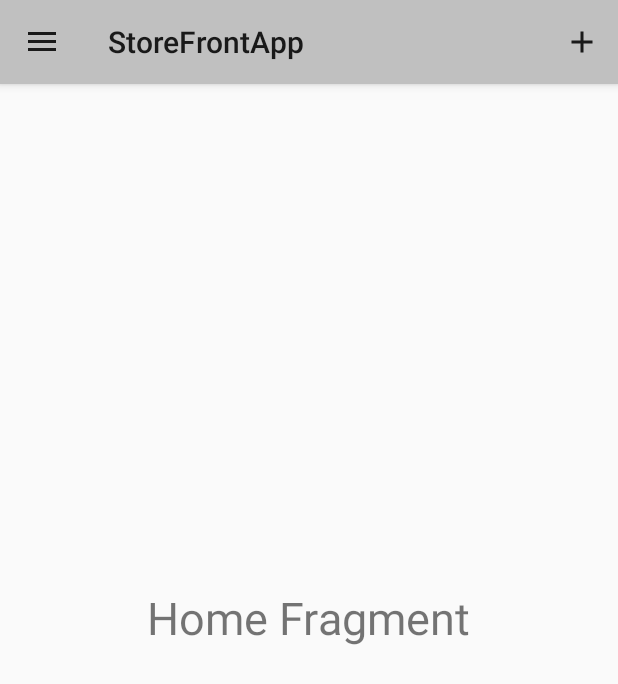
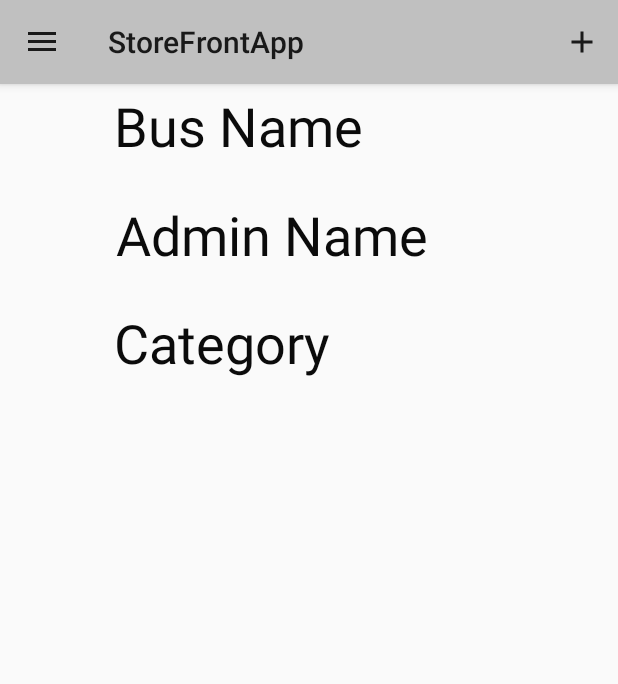
Before and after one commit to TeddyBonkerz/StoreFrontApp, an Android app: the home_fragment screen opened directly, with no data from a screen before it, on a phone screen of 412 x 824 dp. Shown: the top 684 px of the screen. Run offline under Robolectric (Android 15) with nearby library versions, the phone set to English and light mode, and no system bars; our stand-ins replace Firebase (no records; nobody signed in at launch, a user with empty details on screens opened directly).

Commit message:
added Firebase data to Home

```diff
--- a/app/src/main/java/com/example/storefrontapp/navdrawer/home_fragment.java
+++ b/app/src/main/java/com/example/storefrontapp/navdrawer/home_fragment.java
@@ -4,18 +4,74 @@ import android.os.Bundle;
 import android.view.LayoutInflater;
 import android.view.View;
 import android.view.ViewGroup;
+import android.widget.TextView;
 
 import androidx.annotation.NonNull;
 import androidx.annotation.Nullable;
 import androidx.fragment.app.Fragment;
 
 import com.example.storefrontapp.R;
+import com.google.firebase.auth.FirebaseAuth;
+import com.google.firebase.auth.FirebaseUser;
+import com.google.firebase.database.DataSnapshot;
+import com.google.firebase.database.DatabaseError;
+import com.google.firebase.database.DatabaseReference;
+import com.google.firebase.database.FirebaseDatabase;
+import com.google.firebase.database.Query;
+import com.google.firebase.database.ValueEventListener;
 
 public class home_fragment extends Fragment {
+
+    String uID;
+    String businessName;
+    String adminName;
+    String category;
+
+    TextView homeHeader1, homeHeader2, homeHeader3;
+
+    FirebaseDatabase rootNode;
+    DatabaseReference reference;
+    FirebaseAuth mAuth;
 
     @Nullable
     @Override
     public View onCreateView(@NonNull LayoutInflater inflater, @Nullable ViewGroup container, @Nullable Bundle savedInstanceState) {
-        return inflater.inflate(R.layout.fragment_home, container, false);
+        View view = inflater.inflate(R.layout.fragment_home, container, false);
+
+        mAuth = FirebaseAuth.getInstance();
+        FirebaseUser currentUser = mAuth.getCurrentUser();
+        uID = currentUser.getUid();
+
+        homeHeader1 = view.findViewById(R.id.homeHeader1);
+        homeHeader2 = view.findViewById(R.id.homeHeader2);
+        homeHeader3 = view.findViewById(R.id.homeHeader3);
+
+
+        // Read Data from Firebase
+        DatabaseReference ref = FirebaseDatabase.getInstance().getReference("busUsers");
+        Query query = ref.orderByChild("uID").equalTo(uID);
+        query.addListenerForSingleValueEvent(new ValueEventListener() {
+            @Override
+            public void onDataChange(@NonNull DataSnapshot dataSnapshot) {
+                for(DataSnapshot snapshot : dataSnapshot.getChildren()){
+                    businessName = snapshot.child("businessName").getValue(String.class);
+                    adminName = snapshot.child("adminName").getValue(String.class);
+                    category = snapshot.child("category").getValue(String.class);
+
+
+                    homeHeader1.setText(businessName);
+                    homeHeader2.setText(adminName);
+                    homeHeader3.setText(category);
+                }
+            }
+
+            @Override
+            public void onCancelled(@NonNull DatabaseError error) {
+
+            }
+        });
+
+
+        return view;
     }
 }
--- a/app/src/main/res/layout/fragment_home.xml
+++ b/app/src/main/res/layout/fragment_home.xml
@@ -4,9 +4,47 @@
     android:layout_height="match_parent">
 
     <TextView
-        android:layout_width="wrap_content"
+        android:id="@+id/homeHeader1"
+        android:layout_width="248dp"
         android:layout_height="wrap_content"
-        android:text="Home Fragment"
-        android:textSize="30sp"
-        android:layout_centerInParent="true"/>
+        android:layout_alignParentStart="true"
+        android:layout_alignParentLeft="true"
+        android:layout_alignParentTop="true"
+        android:layout_centerInParent="true"
+        android:layout_marginStart="76dp"
+        android:layout_marginLeft="76dp"
+        android:layout_marginTop="59dp"
+        android:text="Bus Name"
+        android:textColor="#0B0B0B"
+        android:textSize="36sp" />
+
+    <TextView
+        android:id="@+id/homeHeader2"
+        android:layout_width="248dp"
+        android:layout_height="wrap_content"
+        android:layout_alignParentStart="true"
+        android:layout_alignParentLeft="true"
+        android:layout_alignParentTop="true"
+        android:layout_centerInParent="true"
+        android:layout_marginStart="77dp"
+        android:layout_marginLeft="77dp"
+        android:layout_marginTop="132dp"
+        android:text="Admin Name"
+        android:textColor="#0B0B0B"
+        android:textSize="36sp" />
+
+    <TextView
+        android:id="@+id/homeHeader3"
+        android:layout_width="248dp"
+        android:layout_height="wrap_content"
+        android:layout_alignParentStart="true"
+        android:layout_alignParentLeft="true"
+        android:layout_alignParentTop="true"
+        android:layout_centerInParent="true"
+        android:layout_marginStart="76dp"
+        android:layout_marginLeft="76dp"
+        android:layout_marginTop="204dp"
+        android:text="Category"
+        android:textColor="#0B0B0B"
+        android:textSize="36sp" />
 </RelativeLayout>
```
